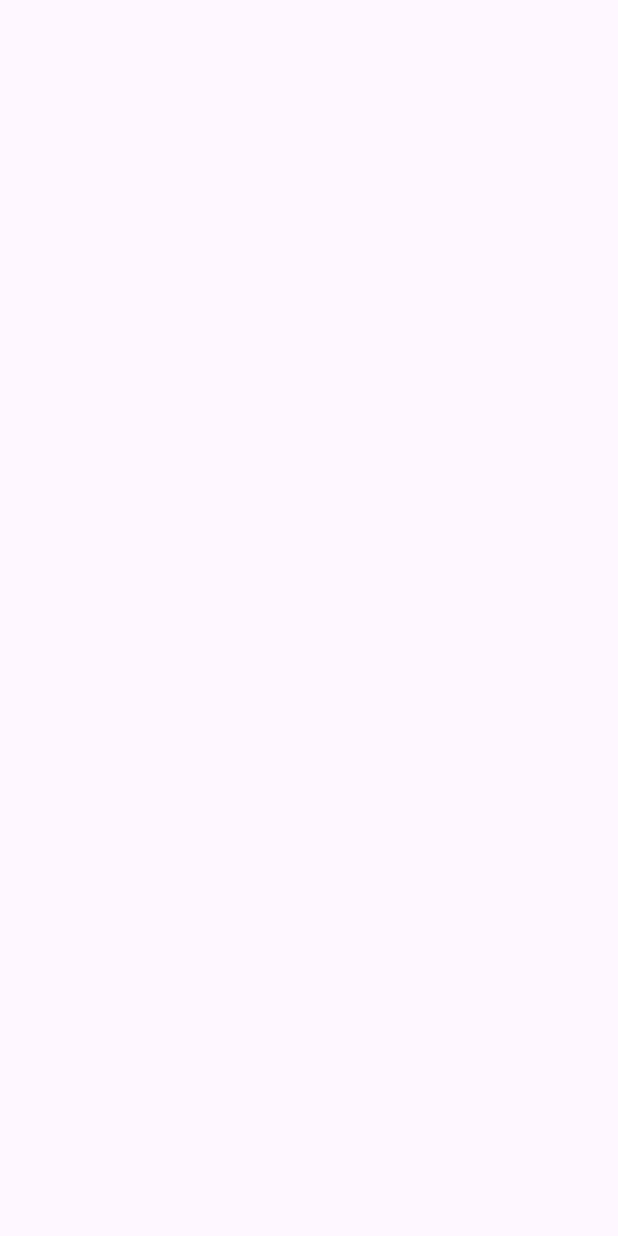
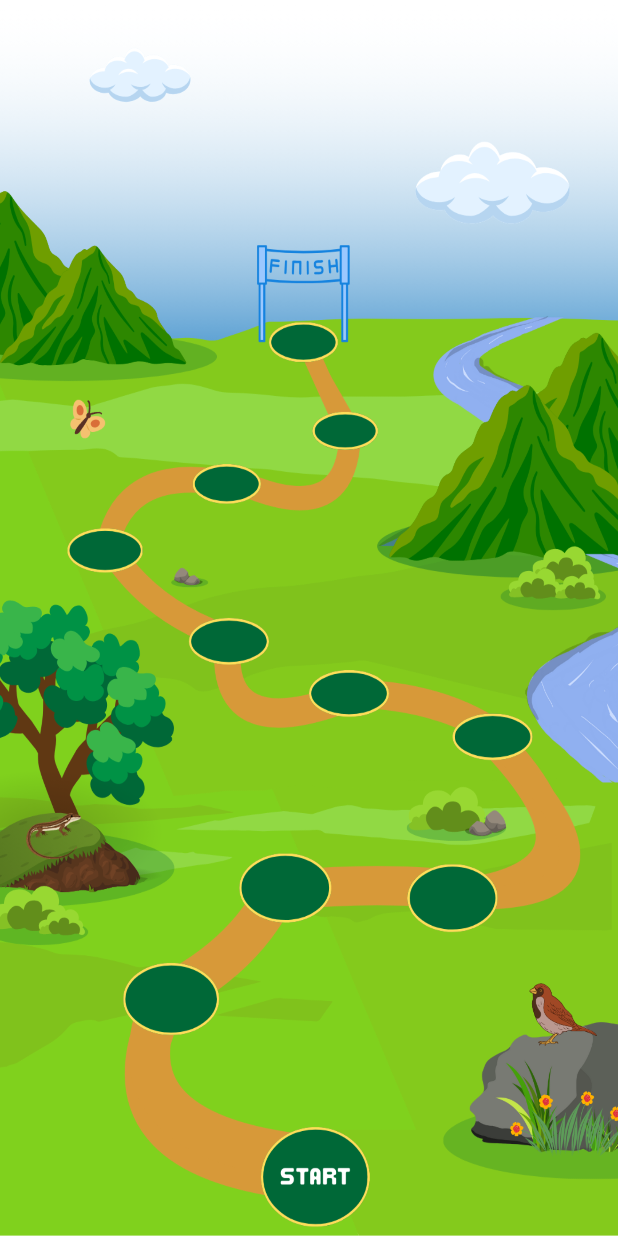
Before and after one commit to Pizzabagarn/WellnessQuests, an Android app: the MapActivity screen opened directly, with no data from a screen before it, on a phone screen of 412 x 824 dp. Before the commit the screen is empty. Run offline under Robolectric (Android 15) with nearby library versions, the phone set to English and light mode, and no system bars; our stand-ins replace data binding.

Commit message:
added map image and map activity
added image for map in drawable, updated acitivity_map and added code for showing the map/mapview in MapActivity - no funtionality only UI

```diff
--- a/app/build.gradle.kts
+++ b/app/build.gradle.kts
@@ -45,6 +45,8 @@ dependencies {
     implementation(libs.constraintlayout)
     implementation(libs.navigation.fragment)
     implementation(libs.databinding.runtime)
+    implementation(libs.google.firebase.auth)
+    implementation(libs.lifecycle.viewmodel.android)
     testImplementation(libs.junit)
     androidTestImplementation(libs.ext.junit)
     androidTestImplementation(libs.espresso.core)
--- a/app/src/main/java/com/example/wellnessquest/view/activities/HomeActivity.java
+++ b/app/src/main/java/com/example/wellnessquest/view/activities/HomeActivity.java
@@ -58,7 +58,8 @@ public class HomeActivity extends AppCompatActivity {
                 Intent intent = new Intent(HomeActivity.this, QuestActivity.class);
                 startActivity(intent);
             } else if (id == R.id.nav_map) {
-                showToast("Map selected");
+                Intent intent = new Intent(HomeActivity.this, MapActivity.class);
+                startActivity(intent);
             } else if (id == R.id.nav_profile) {
                 showToast("Profile selected");
             }
--- a/app/src/main/java/com/example/wellnessquest/view/activities/MapActivity.java
+++ b/app/src/main/java/com/example/wellnessquest/view/activities/MapActivity.java
@@ -7,20 +7,18 @@ import androidx.appcompat.app.AppCompatActivity;
 import androidx.core.graphics.Insets;
 import androidx.core.view.ViewCompat;
 import androidx.core.view.WindowInsetsCompat;
+import androidx.databinding.DataBindingUtil;
 
 import com.example.wellnessquest.R;
+import com.example.wellnessquest.databinding.ActivityMapBinding;
 
 public class MapActivity extends AppCompatActivity {
+
+    private ActivityMapBinding binding;
 
     @Override
     protected void onCreate(Bundle savedInstanceState) {
         super.onCreate(savedInstanceState);
-        EdgeToEdge.enable(this);
-        setContentView(R.layout.activity_map);
-        ViewCompat.setOnApplyWindowInsetsListener(findViewById(R.id.main), (v, insets) -> {
-            Insets systemBars = insets.getInsets(WindowInsetsCompat.Type.systemBars());
-            v.setPadding(systemBars.left, systemBars.top, systemBars.right, systemBars.bottom);
-            return insets;
-        });
+        binding = DataBindingUtil.setContentView(this, R.layout.activity_map);
     }
 }
--- a/app/src/main/res/layout/activity_map.xml
+++ b/app/src/main/res/layout/activity_map.xml
@@ -1,10 +1,18 @@
-<?xml version="1.0" encoding="utf-8"?>
-<androidx.constraintlayout.widget.ConstraintLayout xmlns:android="http://schemas.android.com/apk/res/android"
-    xmlns:app="http://schemas.android.com/apk/res-auto"
-    xmlns:tools="http://schemas.android.com/tools"
-    android:id="@+id/main"
-    android:layout_width="match_parent"
-    android:layout_height="match_parent"
-    tools:context=".view.activities.MapActivity">
+<layout xmlns:android="http://schemas.android.com/apk/res/android">
+    <data>
+        <!-- Om du ska använda ViewModel direkt senare -->
+        <!-- <variable name="viewModel" type="com.dittpaket.MapViewModel" /> -->
+    </data>
 
-</androidx.constraintlayout.widget.ConstraintLayout>
+    <FrameLayout
+        android:layout_width="match_parent"
+        android:layout_height="match_parent">
+
+        <ImageView
+            android:id="@+id/mapImage"
+            android:layout_width="match_parent"
+            android:layout_height="match_parent"
+            android:scaleType="fitXY"
+            android:src="@drawable/ic_map" />
+    </FrameLayout>
+</layout>
--- a/gradle/libs.versions.toml
+++ b/gradle/libs.versions.toml
@@ -11,6 +11,8 @@ navigationFragment = "2.8.9"
 gson = "2.10.1"
 library = "3.2.0-alpha11"
 databindingRuntime = "8.9.1"
+firebaseAuth = "23.2.0"
+lifecycleViewmodelAndroid = "2.8.7"
 
 [libraries]
 firebase-analytics = { module = "com.google.firebase:firebase-analytics" }
@@ -27,6 +29,8 @@ navigation-fragment = { group = "androidx.navigation", name = "navigation-fragme
 gson = { module = "com.google.code.gson:gson", version.ref = "gson" }
 library = { group = "androidx.databinding", name = "library", version.ref = "library" }
 databinding-runtime = { group = "androidx.databinding", name = "databinding-runtime", version.ref = "databindingRuntime" }
+google-firebase-auth = { group = "com.google.firebase", name = "firebase-auth", version.ref = "firebaseAuth" }
+lifecycle-viewmodel-android = { group = "androidx.lifecycle", name = "lifecycle-viewmodel-android", version.ref = "lifecycleViewmodelAndroid" }
 
 [plugins]
 android-application = { id = "com.android.application", version.ref = "agp" }
```
Also changed, not shown: app/src/main/res/drawable/ic_map.png (added).
